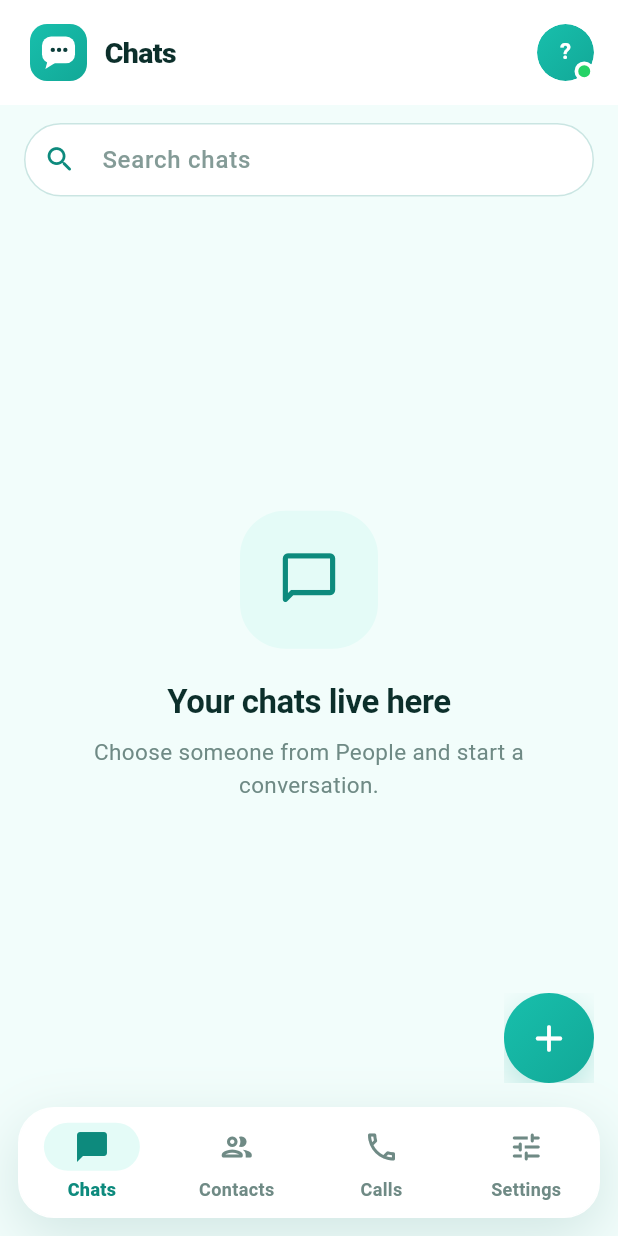
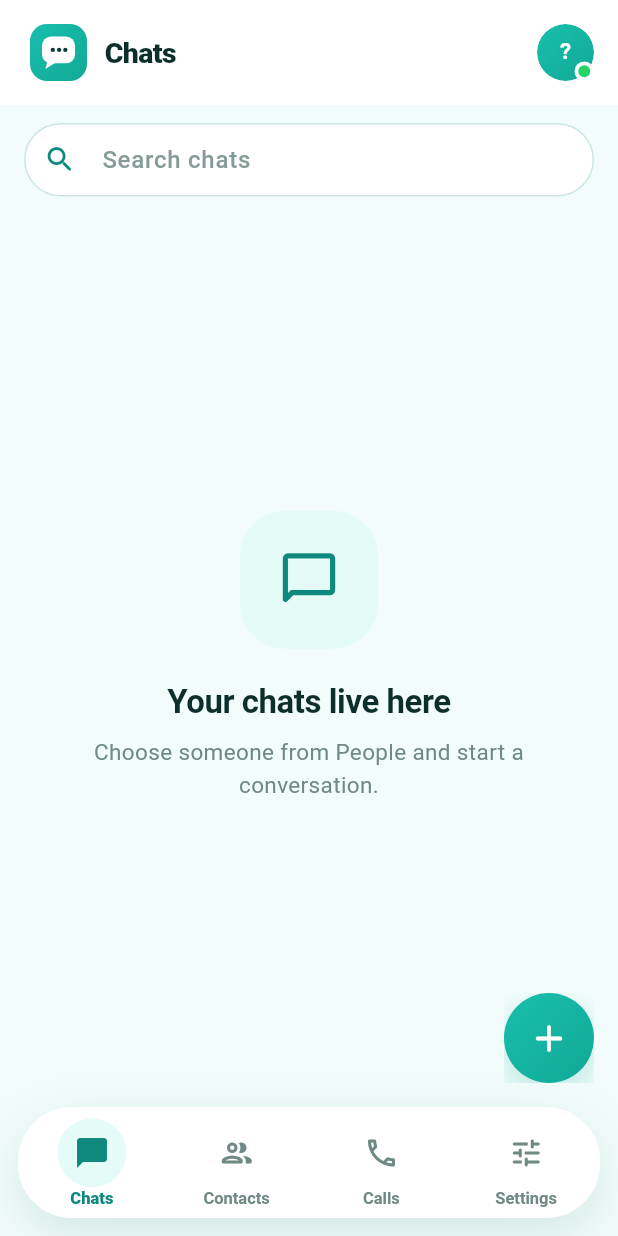
Before and after one commit to liton021/Hangout, a Flutter app: the screen it shows once a user with an empty profile is signed in, on a phone screen of 412 x 824 dp. Run offline on Flutter 3.47's test engine with Material 3 defaults, Android fonts, the phone set to English and light mode, and no system bars; our stand-ins replace cloud_firestore, firebase_auth, firebase_core, firebase_messaging, flutter_riverpod, permission_handler and 1 more; missing offline and left inert: agora_rtc_engine; accounts and stored records are empty.

Commit message:
feat(ui): capsule bottom nav with circular selection indicator
Per design discussion:
- Bar corners are now perfectly fully rounded (36px on a 72px bar = true
  capsule) instead of a 24px soft corner.
- The selected tab now shows a filled pale-mint circle behind the icon
  only, with the label staying below it (no fill around the label).
  Unselected tabs are muted gray with no background.
- 200ms animated container + animated label color/weight when switching,
  dark-mode variant included.
- Replaces the stock NavigationBar indicator (small rounded chip) with a
  custom row of destinations for full control of the look.

Co-authored-by: arena-agent <297053741+arena-agent@users.noreply.github.com>

```diff
--- a/hangout_app/lib/screens/home/home_screen.dart
+++ b/hangout_app/lib/screens/home/home_screen.dart
@@ -127,7 +127,9 @@ class _HomeScreenState extends ConsumerState<HomeScreen> {
 }
 
 // ───────────────────────────────────────────────────────────────────────────
-// Bottom navigation — white rounded bar, identical on every tab (report §6.3)
+// Bottom navigation — capsule bar, identical on every tab (report §6.3).
+// Fully rounded corners; the selected tab shows a filled pale-mint circle
+// behind the icon only, with the label staying below it.
 // ───────────────────────────────────────────────────────────────────────────
 class _FloatingNavBar extends StatelessWidget {
   const _FloatingNavBar({required this.selectedIndex, required this.onSelected});
@@ -135,47 +137,113 @@ class _FloatingNavBar extends StatelessWidget {
   final int selectedIndex;
   final ValueChanged<int> onSelected;
 
+  static const _labels = ['Chats', 'Contacts', 'Calls', 'Settings'];
+  static const _icons = [
+    Icons.chat_bubble_outline_rounded,
+    Icons.people_outline_rounded,
+    Icons.call_outlined,
+    Icons.tune_rounded,
+  ];
+  static const _selectedIcons = [
+    Icons.chat_bubble_rounded,
+    Icons.people_rounded,
+    Icons.call_rounded,
+    Icons.tune_rounded,
+  ];
+
   @override
   Widget build(BuildContext context) {
     final dark = Theme.of(context).brightness == Brightness.dark;
+    final barRadius = 36.0; // 72px tall -> perfectly rounded capsule
+
     return Container(
       margin: const EdgeInsets.fromLTRB(12, 0, 12, 12),
       decoration: BoxDecoration(
         color: dark ? AppColors.darkSurface : Colors.white,
-        borderRadius: BorderRadius.circular(24),
+        borderRadius: BorderRadius.circular(barRadius),
         boxShadow: AppColors.floatingShadow,
         border: Border.all(
           color: dark ? Colors.white.withOpacity(.07) : Colors.white,
         ),
       ),
       child: ClipRRect(
-        borderRadius: BorderRadius.circular(24),
-        child: NavigationBar(
-          selectedIndex: selectedIndex,
-          onDestinationSelected: onSelected,
-          destinations: const [
-            NavigationDestination(
-              icon: Icon(Icons.chat_bubble_outline_rounded),
-              selectedIcon: Icon(Icons.chat_bubble_rounded),
-              label: 'Chats',
+        borderRadius: BorderRadius.circular(barRadius),
+        child: SizedBox(
+          height: 72,
+          child: Row(
+            children: [
+              for (var i = 0; i < _labels.length; i++)
+                Expanded(
+                  child: _NavItem(
+                    icon: _icons[i],
+                    selectedIcon: _selectedIcons[i],
+                    label: _labels[i],
+                    selected: selectedIndex == i,
+                    onTap: () => onSelected(i),
+                  ),
+                ),
+            ],
+          ),
+        ),
+      ),
+    );
+  }
+}
+
+class _NavItem extends StatelessWidget {
+  const _NavItem({
+    required this.icon,
+    required this.selectedIcon,
+    required this.label,
+    required this.selected,
+    required this.onTap,
+  });
+
+  final IconData icon;
+  final IconData selectedIcon;
+  final String label;
+  final bool selected;
+  final VoidCallback onTap;
+
+  @override
+  Widget build(BuildContext context) {
+    final dark = Theme.of(context).brightness == Brightness.dark;
+    final idleColor = dark ? Colors.white54 : AppColors.sageGray;
+
+    return InkWell(
+      onTap: onTap,
+      borderRadius: BorderRadius.circular(20),
+      child: Column(
+        mainAxisAlignment: MainAxisAlignment.center,
+        children: [
+          AnimatedContainer(
+            duration: const Duration(milliseconds: 200),
+            curve: Curves.easeOut,
+            width: 46,
+            height: 46,
+            decoration: BoxDecoration(
+              color: selected ? AppColors.paleMint : Colors.transparent,
+              shape: BoxShape.circle,
             ),
-            NavigationDestination(
-              icon: Icon(Icons.people_outline_rounded),
-              selectedIcon: Icon(Icons.people_rounded),
-              label: 'Contacts',
+            child: Icon(
+              selected ? selectedIcon : icon,
+              size: 24,
+              color: selected ? AppColors.teal : idleColor,
             ),
-            NavigationDestination(
-              icon: Icon(Icons.call_outlined),
-              selectedIcon: Icon(Icons.call_rounded),
-              label: 'Calls',
+          ),
+          const SizedBox(height: 2),
+          AnimatedDefaultTextStyle(
+            duration: const Duration(milliseconds: 200),
+            curve: Curves.easeOut,
+            style: TextStyle(
+              fontSize: 11,
+              height: 1,
+              fontWeight: selected ? FontWeight.w800 : FontWeight.w600,
+              color: selected ? AppColors.teal : idleColor,
             ),
-            NavigationDestination(
-              icon: Icon(Icons.tune_rounded),
-              selectedIcon: Icon(Icons.tune_rounded),
-              label: 'Settings',
-            ),
-          ],
-        ),
+            child: Text(label),
+          ),
+        ],
       ),
     );
   }
```
